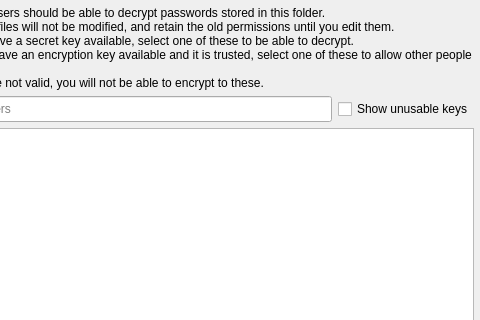
IJHack/QtPass, file src/usersdialog.ui: the form before one commit; both pictures show x 86 to 566 and y 0 to 320 of the 566 by 465 pixel window.
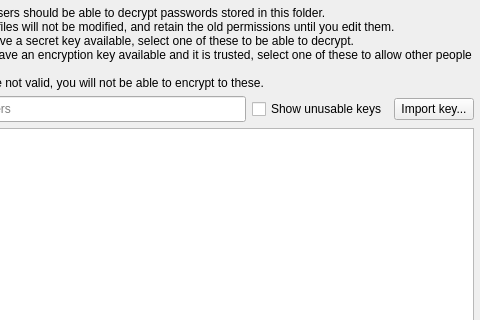
The form after the commit. Icons and pictures are not drawn.

Commit message: feat: add Import key dialog to UsersDialog for issue #1167

Patch:
```diff
--- a/src/usersdialog.ui
+++ b/src/usersdialog.ui
@@ -78,6 +78,16 @@
        </property>
       </widget>
      </item>
+      <item>
+       <widget class="QPushButton" name="importKeyButton">
+        <property name="text">
+         <string>Import key...</string>
+        </property>
+        <property name="toolTip">
+         <string>Import a GPG key from file or clipboard</string>
+        </property>
+       </widget>
+      </item>
     </layout>
    </item>
    <item>
```
Lines whose indentation alone changed are shown as unchanged. The commit also changes 6 other files.
